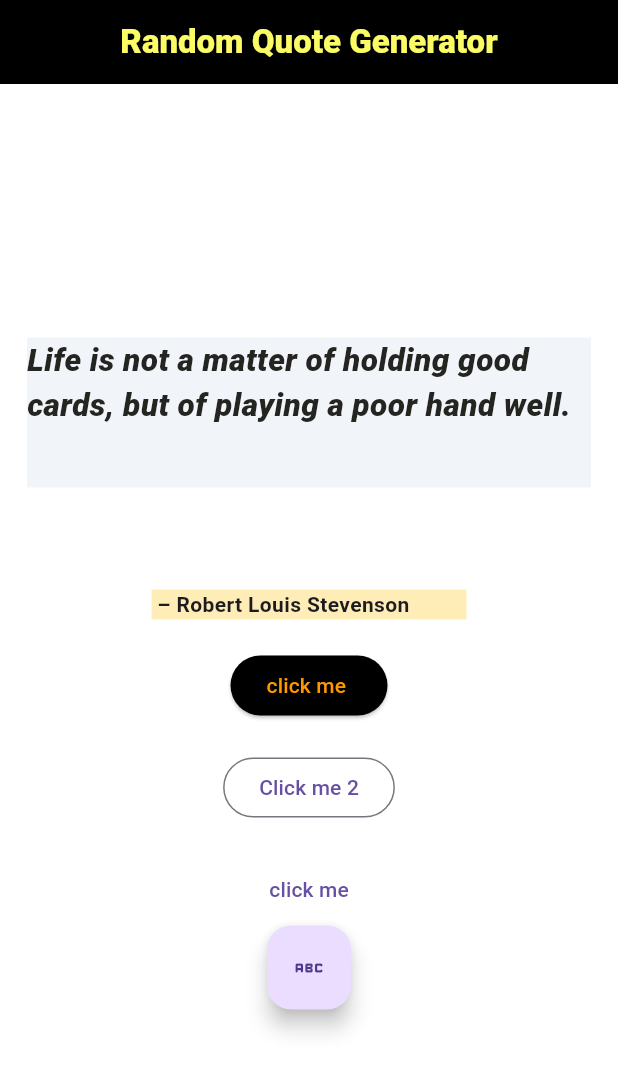
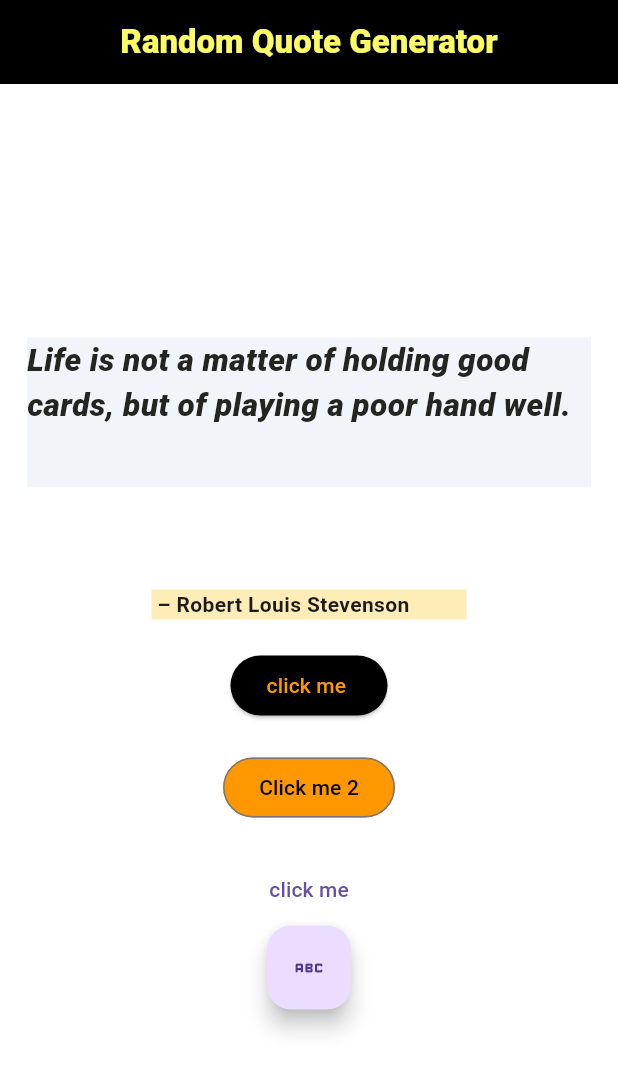
Before and after one commit to Aalokkumar0/random_quota_generator_app, a Flutter app: the screen it shows after launch, on a phone screen of 412 x 824 dp. Shown: the top 1072 px of the screen. Run offline on Flutter 3.47's test engine with Material 3 defaults, Android fonts, the phone set to English and light mode, and no system bars; our stand-ins replace logger.

Commit message:
button colors

```diff
--- a/random_quota_generator_app4/lib/screen/quote_screen.dart
+++ b/random_quota_generator_app4/lib/screen/quote_screen.dart
@@ -73,6 +73,11 @@ class _QuoteScreenState extends State<QuoteScreen> {
           SizedBox(height: 20),
 
           OutlinedButton(
+            style: OutlinedButton.styleFrom(
+              backgroundColor: Colors.orange,
+              foregroundColor: Colors.black,
+
+            ),
             onPressed: () {
                 Logger().d("-------------Outline Button Clicked----------------");
                 },
```
